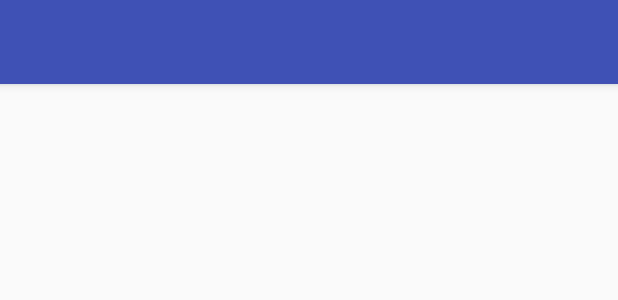
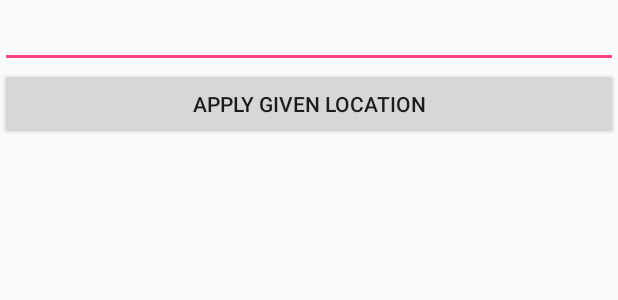
Before and after one commit to DenisLebedev/lab04-Location, an Android app: the layout activity_map.xml on its own in the app's theme, with its tools: preview values and no code run, on a phone screen of 412 x 824 dp. Shown: the top 300 px of the screen. Run offline under Robolectric (Android 15) with nearby library versions, the phone set to English and light mode, and no system bars.

Commit message:
Apply logic and data validation for user input

```diff
--- a/app/src/main/java/denislebedev/ca/lab04_location/MainActivity.java
+++ b/app/src/main/java/denislebedev/ca/lab04_location/MainActivity.java
@@ -17,7 +17,7 @@ public class MainActivity extends AppCompatActivity {
 
     }
 
-    public void playMedia(Uri file) {
+    private void playMedia(Uri file) {
         Intent intent = new Intent(Intent.ACTION_VIEW);
         intent.setData(file);
         if (intent.resolveActivity(getPackageManager()) != null) {
--- a/app/src/main/res/layout/activity_map.xml
+++ b/app/src/main/res/layout/activity_map.xml
@@ -7,29 +7,6 @@
     android:orientation="vertical"
     tools:context="denislebedev.ca.lab04_location.MapActivity">
 
-    <android.support.design.widget.AppBarLayout
-        android:layout_width="match_parent"
-        android:layout_height="wrap_content"
-        android:theme="@style/AppTheme.AppBarOverlay">
-
-        <android.support.v7.widget.Toolbar
-            android:id="@+id/toolbar"
-            android:layout_width="match_parent"
-            android:layout_height="?attr/actionBarSize"
-            android:background="?attr/colorPrimary"
-            app:popupTheme="@style/AppTheme.PopupOverlay" />
-
-    </android.support.design.widget.AppBarLayout>
-
-    <include layout="@layout/content_map" />
-
-    <android.support.design.widget.FloatingActionButton
-        android:id="@+id/fab"
-        android:layout_width="wrap_content"
-        android:layout_height="wrap_content"
-        android:layout_gravity="bottom|end"
-        android:layout_margin="@dimen/fab_margin"
-        app:srcCompat="@android:drawable/ic_dialog_email" />
 
 
     <EditText
@@ -40,9 +17,11 @@
     <Button
         android:layout_width="match_parent"
         android:layout_height="wrap_content"
-        android:text="@string/butLoc"/>
+        android:text="@string/butLoc"
+        android:onClick="parseUserResult"/>
 
     <TextView
+        android:id="@+id/errorDisplay"
         android:layout_width="match_parent"
         android:layout_height="wrap_content" />
 
--- a/app/src/main/res/values/strings.xml
+++ b/app/src/main/res/values/strings.xml
@@ -5,4 +5,5 @@
 
     <string name="butLoc">Apply given location</string>
     <string name="moveActivity">Precise research</string>
+    <string name="invalidLoc">Location given is invalid</string>
 </resources>
```
Also changed, not shown: app/src/main/java/denislebedev/ca/lab04_location/MapActivity.java (+29 -14 lines).
